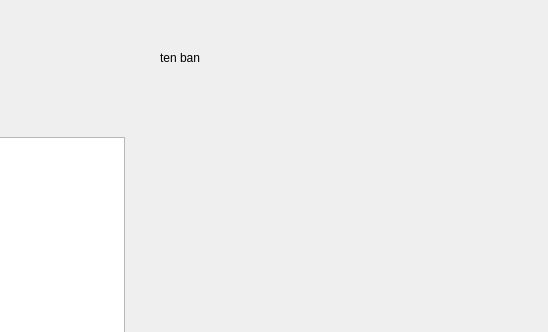
Old version of the form view/DatPhong/dat_phong_ui.ui in the repository loimaxto/DoAnPython; both pictures show x 586 to 1134 and y 0 to 332 of the 1134 by 689 pixel window.
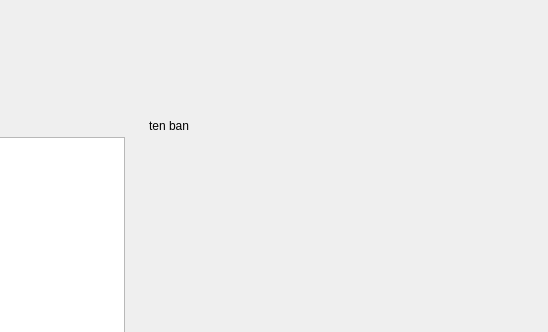
New version of the form.

Patch:
```diff
--- a/view/DatPhong/dat_phong_ui.ui
+++ b/view/DatPhong/dat_phong_ui.ui
@@ -113,19 +113,15 @@
      <layout class="QVBoxLayout" name="verticalLayout_2">
       <item>
        <widget class="QWidget" name="infor" native="true">
+        <layout class="QVBoxLayout" name="verticalLayout_3">
+         <item>
         <widget class="QLabel" name="labelTableName">
-         <property name="geometry">
-          <rect>
-           <x>20</x>
-           <y>30</y>
-           <width>55</width>
-           <height>16</height>
-          </rect>
-         </property>
          <property name="text">
           <string>ten ban</string>
          </property>
         </widget>
+         </item>
+        </layout>
        </widget>
       </item>
       <item>
```
Lines whose indentation alone changed are shown as unchanged.
